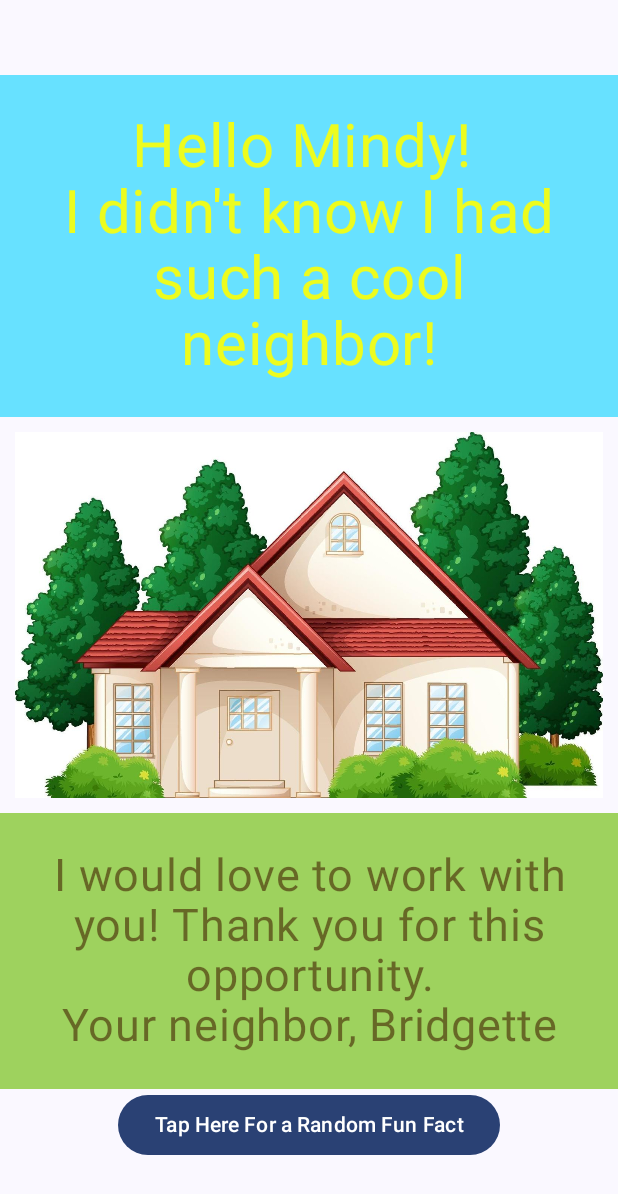
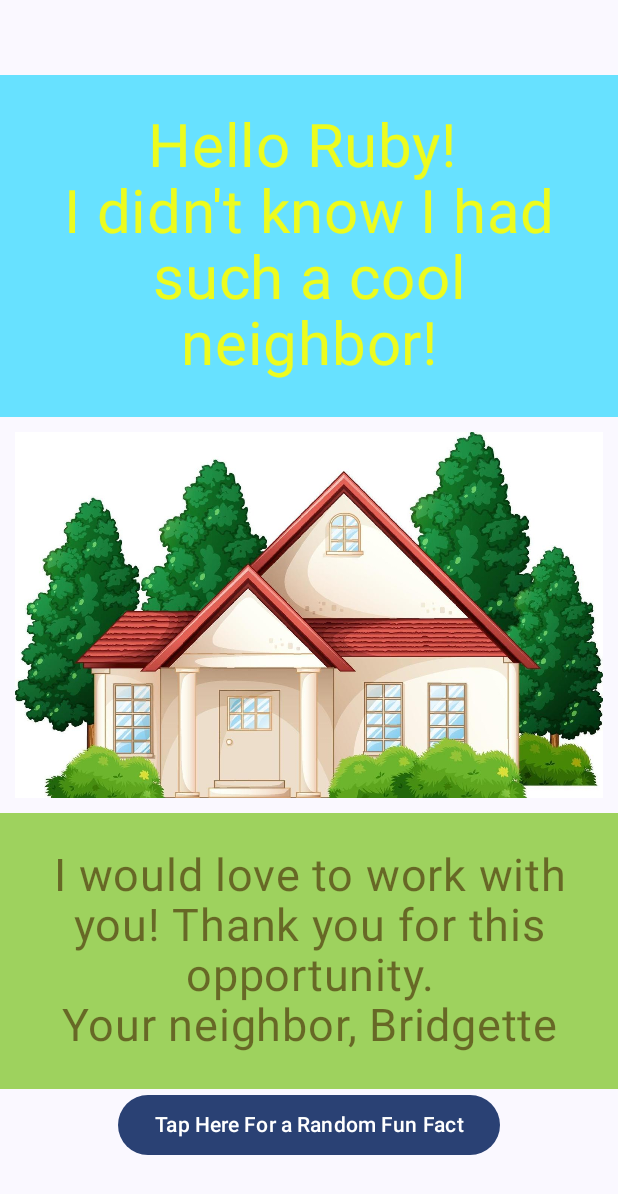
Before and after one commit to BridgetteBXP13/GreetingCard, an Android app built with Jetpack Compose: the screen it shows after launch (MainActivity), on a phone screen of 412 x 824 dp. Shown: the top 1194 px of the screen. Run offline under Robolectric (Android 15) with nearby library versions, the phone set to English and light mode, and no system bars.

Commit message:
GreetingCard: Updating Rubys name.

```diff
--- a/app/src/main/java/com/example/greetingcard/MainActivity.kt
+++ b/app/src/main/java/com/example/greetingcard/MainActivity.kt
@@ -161,6 +161,6 @@ fun GreetingApp() {
         modifier = Modifier.fillMaxSize(),
         color = MaterialTheme.colorScheme.background
     ) {
-        GreetingCard("Mindy", "Bridgette")
+        GreetingCard("Ruby", "Bridgette")
     }
 }
```
